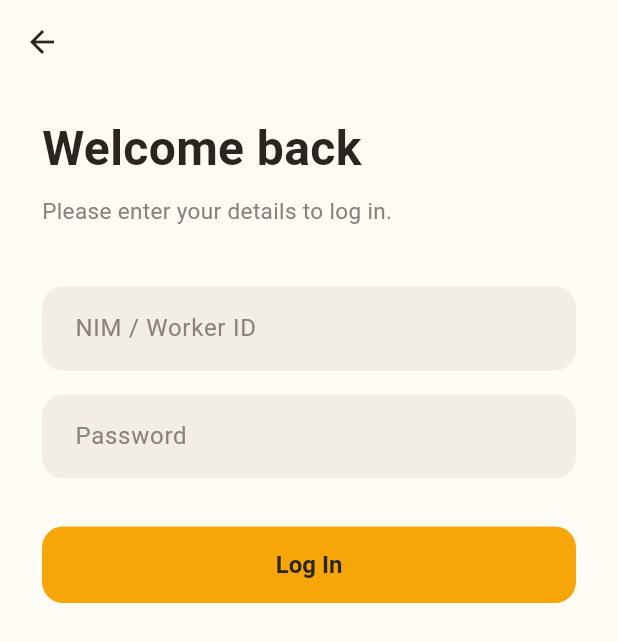
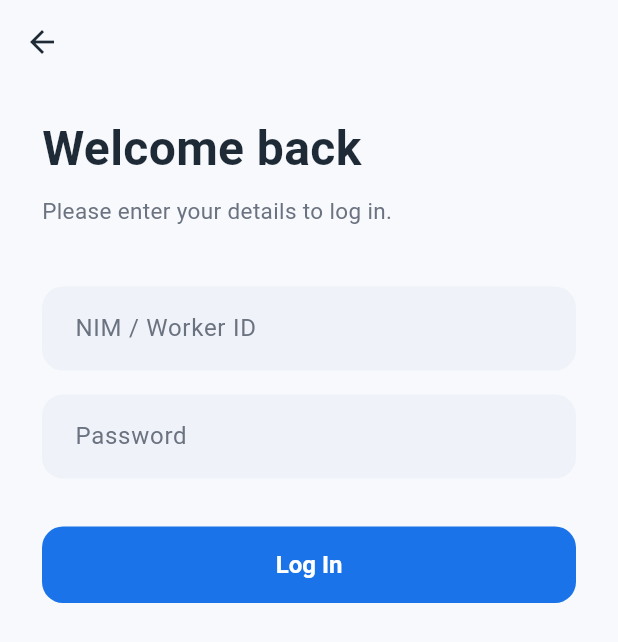
Before and after one commit to Luck7702/beehive_online, a Flutter app: the screen it shows after launch, after a tap on "Log In", on a phone screen of 412 x 824 dp. Shown: the top 642 px of the screen. Run offline on Flutter 3.47's test engine with Material 3 defaults, Android fonts, the phone set to English and light mode, and no system bars; our stand-ins replace flutter_dotenv, image_picker; network calls fail.

Commit message:
style: switch theme to blue and white with minimal yellow accent

```diff
--- a/lib/screens/cart_screen.dart
+++ b/lib/screens/cart_screen.dart
@@ -67,11 +67,11 @@ class CartScreen extends StatelessWidget {
                           margin: const EdgeInsets.symmetric(horizontal: 16, vertical: 8),
                           child: ListTile(
                             leading: const CircleAvatar(
-                              backgroundColor: BeehiveColors.honeyTint,
-                              child: Icon(Icons.fastfood, color: BeehiveColors.honeyDark),
+                              backgroundColor: BeehiveColors.blueTint,
+                              child: Icon(Icons.fastfood, color: BeehiveColors.blue),
                             ),
                             title: Text(item.product.name),
-                            subtitle: Text(item.product.formattedPrice, style: const TextStyle(color: BeehiveColors.honeyDark, fontWeight: FontWeight.w600)),
+                            subtitle: Text(item.product.formattedPrice, style: const TextStyle(color: BeehiveColors.blue, fontWeight: FontWeight.w600)),
                             trailing: Row(
                               mainAxisSize: MainAxisSize.min,
                               children: [
--- a/lib/screens/checkout_screen.dart
+++ b/lib/screens/checkout_screen.dart
@@ -265,7 +265,7 @@ class _CheckoutScreenState extends State<CheckoutScreen> {
               child: ElevatedButton(
                 onPressed: _isLoading ? null : _confirmOrder,
                 child: _isLoading
-                  ? const SizedBox(width: 24, height: 24, child: CircularProgressIndicator(color: BeehiveColors.ink, strokeWidth: 2))
+                  ? const SizedBox(width: 24, height: 24, child: CircularProgressIndicator(color: Colors.white, strokeWidth: 2))
                   : Text('Place Order ($_paymentMethod)'),
               ),
             ),
--- a/lib/screens/login_screen.dart
+++ b/lib/screens/login_screen.dart
@@ -84,7 +84,7 @@ class _LoginScreenState extends State<LoginScreen> {
                 child: ElevatedButton(
                   onPressed: _isLoading ? null : _handleLogin,
                   child: _isLoading
-                      ? const SizedBox(width: 24, height: 24, child: CircularProgressIndicator(color: BeehiveColors.ink, strokeWidth: 2))
+                      ? const SizedBox(width: 24, height: 24, child: CircularProgressIndicator(color: Colors.white, strokeWidth: 2))
                       : const Text('Log In'),
                 ),
               ),
--- a/lib/screens/signup_screen.dart
+++ b/lib/screens/signup_screen.dart
@@ -104,7 +104,7 @@ class _SignupScreenState extends State<SignupScreen> {
                 child: ElevatedButton(
                   onPressed: _isLoading ? null : _handleSignup,
                   child: _isLoading
-                      ? const SizedBox(width: 24, height: 24, child: CircularProgressIndicator(color: BeehiveColors.ink, strokeWidth: 2))
+                      ? const SizedBox(width: 24, height: 24, child: CircularProgressIndicator(color: Colors.white, strokeWidth: 2))
                       : const Text('Sign Up'),
                 ),
               ),
--- a/lib/screens/welcome_screen.dart
+++ b/lib/screens/welcome_screen.dart
@@ -19,18 +19,18 @@ class WelcomeScreen extends StatelessWidget {
                 width: 132,
                 height: 132,
                 decoration: BoxDecoration(
-                  color: BeehiveColors.honey,
+                  color: BeehiveColors.blue,
                   shape: BoxShape.circle,
                   boxShadow: [
                     BoxShadow(
-                      color: BeehiveColors.honey.withValues(alpha: 0.35),
+                      color: BeehiveColors.blue.withValues(alpha: 0.30),
                       blurRadius: 28,
                       offset: const Offset(0, 10),
                     ),
                   ],
                 ),
                 alignment: Alignment.center,
-                child: const Icon(Icons.hive_rounded, size: 72, color: BeehiveColors.ink),
+                child: const Icon(Icons.hive_rounded, size: 72, color: BeehiveColors.yellow),
               ),
               const SizedBox(height: 32),
               const Text(
--- a/lib/theme.dart
+++ b/lib/theme.dart
@@ -1,28 +1,29 @@
 import 'package:flutter/material.dart';
 
-/// Central brand palette for Beehive Online.
-/// Bee/honey identity: warm honey amber accents on a charcoal "hive ink".
+/// Central brand palette for BeeHive Online.
+/// Blue + white identity, with bee yellow used only as a small accent.
 class BeehiveColors {
-  static const Color honey = Color(0xFFF6A609); // primary accent / fills
-  static const Color honeyDark = Color(0xFFB45309); // accent text on light bg (accessible)
-  static const Color honeyTint = Color(0xFFFFF3DC); // soft honey surface
-  static const Color ink = Color(0xFF2A2521); // primary text / dark actions
-  static const Color cream = Color(0xFFFFFCF6); // app background
-  static const Color field = Color(0xFFF3EEE4); // input fill
-  static const Color border = Color(0xFFEFE7D6); // hairline borders
-  static const Color muted = Color(0xFF8A8178); // secondary text
+  static const Color blue = Color(0xFF1A73E8); // primary accent
+  static const Color blueDark = Color(0xFF1557B0); // gradients / pressed
+  static const Color blueTint = Color(0xFFE8F1FE); // soft blue surface
+  static const Color yellow = Color(0xFFFFC107); // bee accent — use sparingly
+  static const Color ink = Color(0xFF1F2A37); // primary text
+  static const Color muted = Color(0xFF6B7280); // secondary text
+  static const Color bg = Color(0xFFF7F9FC); // app background (near white)
+  static const Color field = Color(0xFFEFF3F9); // input fill
+  static const Color border = Color(0xFFE3E8EF); // hairline borders
 }
 
 ThemeData buildBeehiveTheme() {
   final base = ThemeData.light(useMaterial3: true);
 
   return base.copyWith(
-    scaffoldBackgroundColor: BeehiveColors.cream,
-    primaryColor: BeehiveColors.honey,
+    scaffoldBackgroundColor: BeehiveColors.bg,
+    primaryColor: BeehiveColors.blue,
     colorScheme: base.colorScheme.copyWith(
-      primary: BeehiveColors.honey,
-      onPrimary: BeehiveColors.ink,
-      secondary: BeehiveColors.ink,
+      primary: BeehiveColors.blue,
+      onPrimary: Colors.white,
+      secondary: BeehiveColors.blue,
       onSecondary: Colors.white,
       surface: Colors.white,
       onSurface: BeehiveColors.ink,
@@ -69,15 +70,15 @@ ThemeData buildBeehiveTheme() {
       ),
       focusedBorder: OutlineInputBorder(
         borderRadius: BorderRadius.circular(14),
-        borderSide: const BorderSide(color: BeehiveColors.honey, width: 1.6),
+        borderSide: const BorderSide(color: BeehiveColors.blue, width: 1.6),
       ),
     ),
     elevatedButtonTheme: ElevatedButtonThemeData(
       style: ElevatedButton.styleFrom(
-        backgroundColor: BeehiveColors.honey,
-        foregroundColor: BeehiveColors.ink,
-        disabledBackgroundColor: const Color(0xFFE7E0D4),
-        disabledForegroundColor: BeehiveColors.muted,
+        backgroundColor: BeehiveColors.blue,
+        foregroundColor: Colors.white,
+        disabledBackgroundColor: const Color(0xFFD7DEE8),
+        disabledForegroundColor: Colors.white,
         elevation: 0,
         padding: const EdgeInsets.symmetric(vertical: 16),
         textStyle: const TextStyle(fontSize: 16, fontWeight: FontWeight.bold),
@@ -86,8 +87,8 @@ ThemeData buildBeehiveTheme() {
     ),
     outlinedButtonTheme: OutlinedButtonThemeData(
       style: OutlinedButton.styleFrom(
-        foregroundColor: BeehiveColors.ink,
-        side: const BorderSide(color: BeehiveColors.ink, width: 1.5),
+        foregroundColor: BeehiveColors.blue,
+        side: const BorderSide(color: BeehiveColors.blue, width: 1.5),
         padding: const EdgeInsets.symmetric(vertical: 16),
         textStyle: const TextStyle(fontSize: 16, fontWeight: FontWeight.bold),
         shape: RoundedRectangleBorder(borderRadius: BorderRadius.circular(14)),
@@ -95,7 +96,7 @@ ThemeData buildBeehiveTheme() {
     ),
     chipTheme: base.chipTheme.copyWith(
       backgroundColor: Colors.white,
-      selectedColor: BeehiveColors.honey,
+      selectedColor: BeehiveColors.blue,
       side: const BorderSide(color: BeehiveColors.border),
       shape: RoundedRectangleBorder(borderRadius: BorderRadius.circular(20)),
     ),
```
Also changed, not shown: lib/screens/home_screen.dart (+12 -10 lines).
